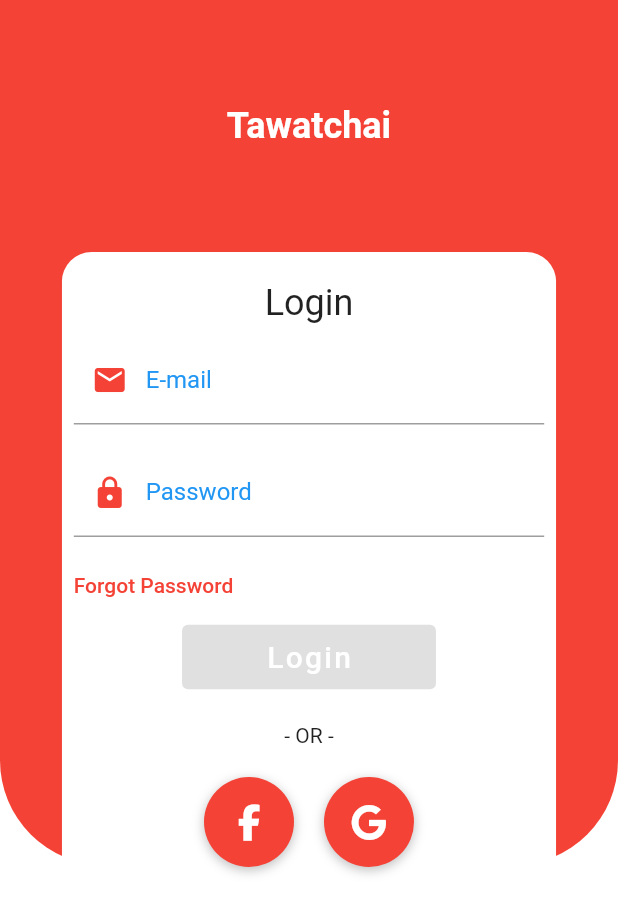
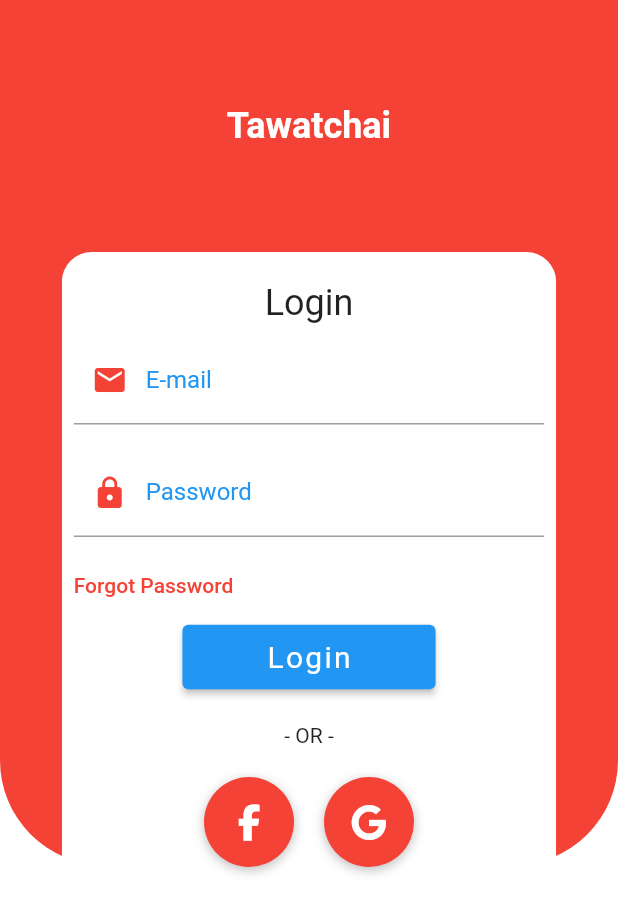
Before and after one commit to tawatchaiaem/flutter_stock, a Flutter app: the screen it shows after launch, on a phone screen of 412 x 824 dp. Shown: the top 914 px of the screen. Run offline on Flutter 3.47's test engine with Material 2 defaults, Android fonts, the phone set to English and light mode, and no system bars; our stand-ins replace device_preview, font_awesome_flutter, google_fonts; Roboto replaces fonts that are missing (Kanit).

Commit message:
Call login

```diff
--- a/analysis_options.yaml
+++ b/analysis_options.yaml
@@ -24,6 +24,7 @@ linter:
   rules:
     # avoid_print: false  # Uncomment to disable the `avoid_print` rule
     # prefer_single_quotes: true  # Uncomment to enable the `prefer_single_quotes` rule
-
+    prefer_const_literals_to_create_immutables: false
+    prefer_const_constructors: false
 # Additional information about this file can be found at
 # https://dart.dev/guides/language/analysis-options
--- a/lib/screens/login/login_screen.dart
+++ b/lib/screens/login/login_screen.dart
@@ -1,4 +1,6 @@
+import 'dart:convert';
 import 'package:flutter/material.dart';
+import 'package:flutter_stock_v3/services/rest_api.dart';
 import 'package:font_awesome_flutter/font_awesome_flutter.dart';
 import 'package:flutter_stock_v3/themes/styles.dart';
 
@@ -11,6 +13,9 @@ class LoginScreen extends StatefulWidget {
 
 class _LoginScreenState extends State<LoginScreen> {
   String? email, password;
+
+  TextEditingController mailController = TextEditingController();
+  TextEditingController passwordController = TextEditingController();
 
   Widget _buildLogo() {
     return Row(
@@ -35,7 +40,7 @@ class _LoginScreenState extends State<LoginScreen> {
     return Padding(
       padding: EdgeInsets.all(8),
       child: TextFormField(
-        controller: null,
+        controller: mailController,
         keyboardType: TextInputType.emailAddress,
         onChanged: (value) {
           setState(() {
@@ -56,7 +61,7 @@ class _LoginScreenState extends State<LoginScreen> {
     return Padding(
       padding: EdgeInsets.all(8),
       child: TextFormField(
-        controller: null,
+        controller: passwordController,
         keyboardType: TextInputType.text,
         obscureText: true,
         onChanged: (value) {
@@ -92,18 +97,16 @@ class _LoginScreenState extends State<LoginScreen> {
   }
 
   Widget _buildLoginButton() {
+    final ButtonStyle style =
+        ElevatedButton.styleFrom(textStyle: const TextStyle(fontSize: 20));
     return Row(
       mainAxisAlignment: MainAxisAlignment.center,
       children: <Widget>[
         Container(
           margin: EdgeInsets.only(bottom: 20),
           child: ElevatedButton(
-            // elevation: 5.0,
-            // color: appTheme().primaryColor,
-            // shape: RoundedRectangleBorder(
-            //   borderRadius: BorderRadius.circular(30.0),
-            // ),
-            onPressed: null,
+            style: style,
+            onPressed: _login,
             child: Padding(
               padding:
                   const EdgeInsets.symmetric(horizontal: 40.0, vertical: 10.0),
@@ -140,8 +143,6 @@ class _LoginScreenState extends State<LoginScreen> {
   }
 
   Widget _buildSocialBtnRow() {
-    print('dfsdfsd');
-    print(FontAwesomeIcons.facebookF);
     return Row(
       mainAxisAlignment: MainAxisAlignment.center,
       children: <Widget>[
@@ -290,6 +291,17 @@ class _LoginScreenState extends State<LoginScreen> {
         ),
       ),
     );
-    ;
+  }
+
+  void _login() async {
+    var userData = {
+      'email': mailController.text,
+      'password': passwordController.text
+    };
+
+    // CALL API
+    var response = await CallAPI().postData(userData, 'login');
+    var body = json.decode(response.body);
+    print(body);
   }
 }
--- /dev/null
+++ b/lib/services/rest_api.dart
@@ -0,0 +1,20 @@
+import 'dart:convert';
+import 'package:http/http.dart' as http;
+import 'package:flutter_stock_v3/utils/constants.dart';
+
+class CallAPI {
+  _setHeaders() => {
+        'Content-type': 'application/json',
+        'Accept': 'application/json',
+      };
+
+  postData(data, apiURL) async {
+    var fullURL = baseURLAPI + apiURL;
+    print(fullURL);
+    return await http.post(
+      Uri.parse(fullURL),
+      body: jsonEncode(data),
+      headers: _setHeaders(),
+    );
+  }
+}
--- a/lib/utils/constants.dart
+++ b/lib/utils/constants.dart
@@ -0,0 +1 @@
+const baseURLAPI = "http://localhost:8080/StockFlutterAPI/public/api/";
--- a/pubspec.yaml
+++ b/pubspec.yaml
@@ -37,6 +37,7 @@ dependencies:
   google_fonts: ^3.0.1
   device_preview: ^1.1.0
   font_awesome_flutter: ^10.1.0
+  http: ^0.13.4
 
 dev_dependencies:
   flutter_test:
```
Also changed, not shown: pubspec.lock.
